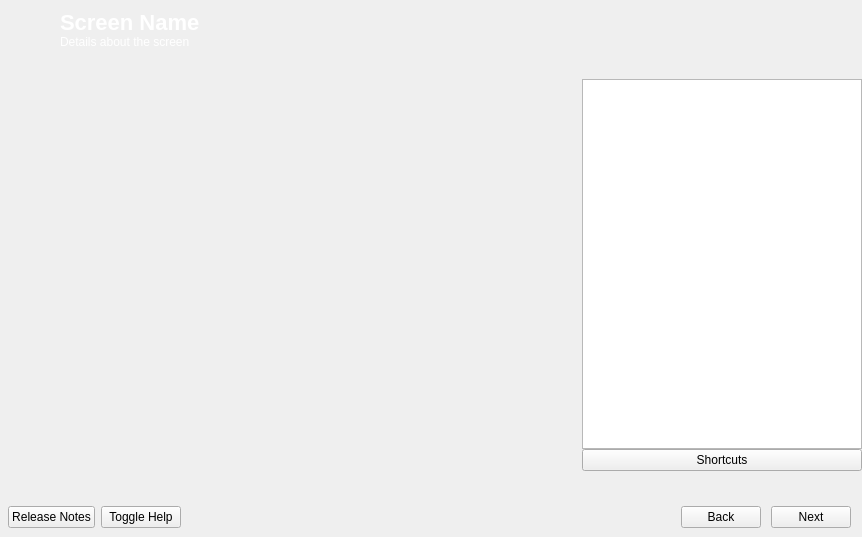
This is yali4/gui/Ui/main.ui in dadas45li/yali as Qt 5 draws it before an edit. The edited form follows.
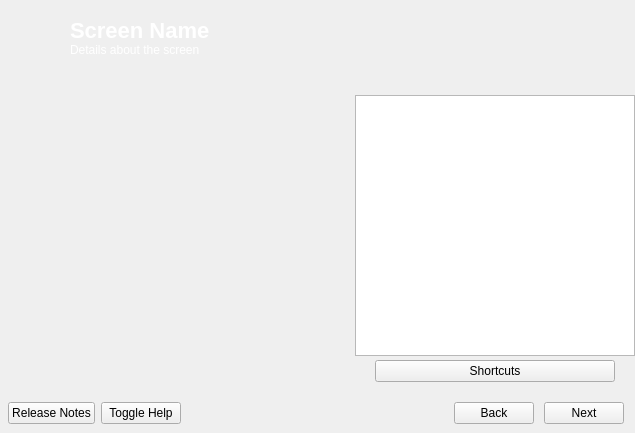
This is the edited form. Icons and pictures are not drawn.

Commit message: * Fix layout issues forx 800x600 resolution

```diff
--- a/yali4/gui/Ui/main.ui
+++ b/yali4/gui/Ui/main.ui
@@ -6,8 +6,8 @@
    <rect>
     <x>0</x>
     <y>0</y>
-    <width>862</width>
-    <height>537</height>
+    <width>635</width>
+    <height>433</height>
    </rect>
   </property>
   <property name="windowTitle">
@@ -32,6 +32,9 @@
       <property name="bottomMargin">
        <number>0</number>
       </property>
+      <property name="verticalSpacing">
+       <number>0</number>
+      </property>
       <item row="0" column="0">
        <widget class="QFrame" name="frame_4">
         <property name="sizePolicy">
@@ -53,7 +56,7 @@
          <property name="spacing">
           <number>0</number>
          </property>
-         <item row="0" column="0">
+         <item row="0" column="1">
           <widget class="QLabel" name="screenIcon">
            <property name="maximumSize">
             <size>
@@ -69,7 +72,7 @@
            </property>
           </widget>
          </item>
-         <item row="0" column="1">
+         <item row="0" column="2">
           <layout class="QVBoxLayout">
            <property name="spacing">
             <number>0</number>
@@ -127,10 +130,10 @@
            </item>
           </layout>
          </item>
-         <item row="0" column="2">
+         <item row="0" column="3">
           <layout class="QVBoxLayout">
            <item>
-            <spacer>
+            <spacer name="verticalSpacer_2">
              <property name="orientation">
               <enum>Qt::Vertical</enum>
              </property>
@@ -140,7 +143,7 @@
              <property name="sizeHint" stdset="0">
               <size>
                <width>20</width>
-               <height>10</height>
+               <height>5</height>
               </size>
              </property>
             </spacer>
@@ -153,6 +156,18 @@
                <verstretch>0</verstretch>
               </sizepolicy>
              </property>
+             <property name="minimumSize">
+              <size>
+               <width>0</width>
+               <height>70</height>
+              </size>
+             </property>
+             <property name="maximumSize">
+              <size>
+               <width>71</width>
+               <height>65</height>
+              </size>
+             </property>
              <property name="pixmap">
               <pixmap resource="../../data.qrc">:/gui/pics/logo.png</pixmap>
              </property>
@@ -163,7 +178,7 @@
            </item>
           </layout>
          </item>
-         <item row="0" column="3">
+         <item row="0" column="4">
           <spacer>
            <property name="orientation">
             <enum>Qt::Horizontal</enum>
@@ -179,11 +194,30 @@
            </property>
           </spacer>
          </item>
+         <item row="0" column="0">
+          <spacer name="horizontalSpacer_3">
+           <property name="orientation">
+            <enum>Qt::Horizontal</enum>
+           </property>
+           <property name="sizeType">
+            <enum>QSizePolicy::Fixed</enum>
+           </property>
+           <property name="sizeHint" stdset="0">
+            <size>
+             <width>10</width>
+             <height>20</height>
+            </size>
+           </property>
+          </spacer>
+         </item>
         </layout>
        </widget>
       </item>
       <item row="1" column="0">
        <layout class="QVBoxLayout">
+        <property name="spacing">
+         <number>0</number>
+        </property>
         <item>
          <layout class="QHBoxLayout">
           <property name="spacing">
@@ -251,33 +285,85 @@
                <property name="minimumSize">
                 <size>
                  <width>120</width>
-                 <height>200</height>
+                 <height>120</height>
                 </size>
                </property>
               </widget>
              </item>
+             <item row="4" column="0">
+              <spacer name="verticalSpacer">
+               <property name="orientation">
+                <enum>Qt::Vertical</enum>
+               </property>
+               <property name="sizeType">
+                <enum>QSizePolicy::Fixed</enum>
+               </property>
+               <property name="sizeHint" stdset="0">
+                <size>
+                 <width>20</width>
+                 <height>20</height>
+                </size>
+               </property>
+              </spacer>
+             </item>
              <item row="3" column="0">
-              <spacer>
-               <property name="orientation">
-                <enum>Qt::Vertical</enum>
-               </property>
-               <property name="sizeType">
-                <enum>QSizePolicy::Fixed</enum>
-               </property>
-               <property name="sizeHint" stdset="0">
-                <size>
-                 <width>0</width>
-                 <height>20</height>
-                </size>
-               </property>
-              </spacer>
+              <layout class="QHBoxLayout" name="horizontalLayout">
+               <item>
+                <spacer name="horizontalSpacer_4">
+                 <property name="orientation">
+                  <enum>Qt::Horizontal</enum>
+                 </property>
+                 <property name="sizeType">
+                  <enum>QSizePolicy::Fixed</enum>
+                 </property>
+                 <property name="sizeHint" stdset="0">
+                  <size>
+                   <width>20</width>
+                   <height>20</height>
+                  </size>
+                 </property>
+                </spacer>
+               </item>
+               <item>
+                <widget class="QPushButton" name="shortCutButton">
+                 <property name="text">
+                  <string>Shortcuts</string>
+                 </property>
+                </widget>
+               </item>
+               <item>
+                <spacer name="horizontalSpacer_5">
+                 <property name="orientation">
+                  <enum>Qt::Horizontal</enum>
+                 </property>
+                 <property name="sizeType">
+                  <enum>QSizePolicy::Fixed</enum>
+                 </property>
+                 <property name="sizeHint" stdset="0">
+                  <size>
+                   <width>20</width>
+                   <height>20</height>
+                  </size>
+                 </property>
+                </spacer>
+               </item>
+              </layout>
              </item>
              <item row="2" column="0">
-              <widget class="QPushButton" name="shortCutButton">
-               <property name="text">
-                <string>Shortcuts</string>
+              <spacer name="verticalSpacer_3">
+               <property name="orientation">
+                <enum>Qt::Vertical</enum>
                </property>
-              </widget>
+               <property name="sizeType">
+                <enum>QSizePolicy::Fixed</enum>
+               </property>
+               <property name="sizeHint" stdset="0">
+                <size>
+                 <width>20</width>
+                 <height>4</height>
+                </size>
+               </property>
+              </spacer>
              </item>
             </layout>
            </widget>
@@ -296,6 +382,9 @@
            <property name="leftMargin">
             <number>0</number>
            </property>
+           <property name="topMargin">
+            <number>0</number>
+           </property>
            <property name="rightMargin">
             <number>11</number>
            </property>
```
Left out of the diff: 5 changed lines with no effect on the pictures. The commit also changes 6 other files.
